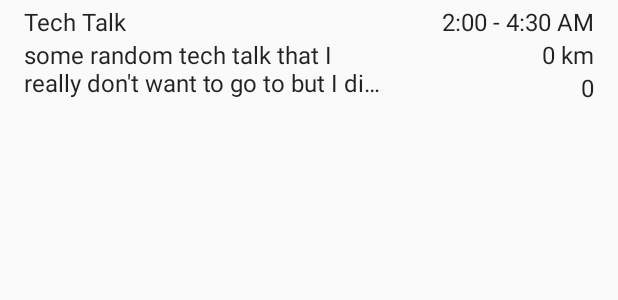
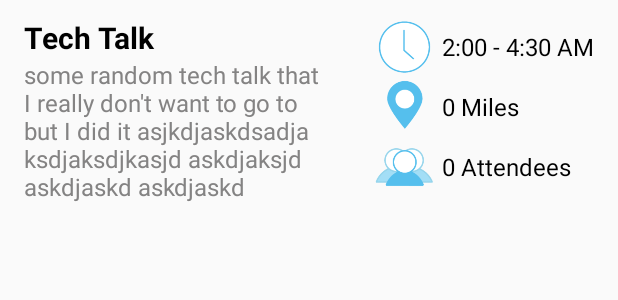
Before and after one commit to forgottn/common-sentiments, an Android app: the layout row_layout.xml on its own in the app's theme, with its tools: preview values and no code run, on a phone screen of 412 x 824 dp. Shown: the top 300 px of the screen. Run offline under Robolectric (Android 15) with nearby library versions, the phone set to English and light mode, and no system bars.

Commit message:
UI changes

```diff
--- a/mobile/src/main/java/com/cs160/shipwaiver/commonsentiments/MainActivity.java
+++ b/mobile/src/main/java/com/cs160/shipwaiver/commonsentiments/MainActivity.java
@@ -55,6 +55,7 @@ public class MainActivity extends AppCompatActivity implements
         setContentView(R.layout.activity_main);
         Toolbar toolbar = (Toolbar) findViewById(R.id.toolbar);
         setSupportActionBar(toolbar);
+        getSupportActionBar().setDisplayShowTitleEnabled(false);
 
         myLocation = new MyLocation();
 
@@ -180,7 +181,7 @@ public class MainActivity extends AppCompatActivity implements
     @Override
     public boolean onCreateOptionsMenu(Menu menu) {
         // Inflate the menu; this adds items to the action bar if it is present.
-        getMenuInflater().inflate(R.menu.menu_main, menu);
+//        getMenuInflater().inflate(R.menu.menu_main, menu);
         return true;
     }
 
--- a/mobile/src/main/java/com/cs160/shipwaiver/commonsentiments/MyAdapter.java
+++ b/mobile/src/main/java/com/cs160/shipwaiver/commonsentiments/MyAdapter.java
@@ -70,12 +70,12 @@ public class MyAdapter extends BaseAdapter {
 
         ParseObject event = eventList.get(position);
         text1.setText(event.getString("name"));
-        text2.setText(String.format("%d", event.getInt("numberAttending")));
+        text2.setText(String.format("%d Attendees", event.getInt("numberAttending")));
         text3.setText(event.getString("description"));
 
         ParseGeoPoint point = (ParseGeoPoint) event.get("location");
-        int distance = getDistanceBetweenLatitudeAndLongitude(point.getLongitude(), point.getLatitude(), myLocation.getLatitude(), myLocation.getLongitude());
-        text4.setText(String.format("%d km", distance));
+        Double distance = getDistanceBetweenLatitudeAndLongitude(point.getLongitude(), point.getLatitude(), myLocation.getLatitude(), myLocation.getLongitude());
+        text4.setText(String.format("%.1f Miles", distance));
 
         Date startDate = event.getDate("startDate");
         Date endDate = event.getDate("endDate");
@@ -92,7 +92,7 @@ public class MyAdapter extends BaseAdapter {
         return formatter.format(date);
     }
 
-    private int getDistanceBetweenLatitudeAndLongitude( Double eLongitude, Double eLatitude, Double locLatitude, Double locLongitude) {
+    private Double getDistanceBetweenLatitudeAndLongitude( Double eLongitude, Double eLatitude, Double locLatitude, Double locLongitude) {
         Double earthRadius = 6371000.00;
         Double dLatitude = Math.toRadians(eLatitude - locLatitude);
         Double dLongitude = Math.toRadians(eLongitude - locLongitude);
@@ -101,7 +101,7 @@ public class MyAdapter extends BaseAdapter {
                         Math.sin(dLongitude / 2) * Math.sin(dLongitude / 2);
         Double c = 2 * Math.atan2(Math.sqrt(a), Math.sqrt(1-a));
         Double distInKm = (earthRadius * c) / 1000.00;
-        return (int) Math.round(distInKm);
+        return distInKm * 0.621371;
     }
 
 }
--- a/mobile/src/main/res/layout/activity_main.xml
+++ b/mobile/src/main/res/layout/activity_main.xml
@@ -9,15 +9,13 @@
 
     <android.support.design.widget.AppBarLayout
         android:layout_width="match_parent"
-        android:layout_height="wrap_content"
-        android:theme="@style/AppTheme.AppBarOverlay">
+        android:layout_height="wrap_content" >
 
         <android.support.v7.widget.Toolbar
             android:id="@+id/toolbar"
             android:layout_width="match_parent"
             android:layout_height="?attr/actionBarSize"
-            android:background="?attr/colorPrimary"
-            app:popupTheme="@style/AppTheme.PopupOverlay" />
+            android:background="@drawable/logo" />
 
     </android.support.design.widget.AppBarLayout>
 
@@ -25,10 +23,10 @@
         android:id="@+id/eventList"
         android:layout_width="match_parent"
         android:layout_height="wrap_content"
-        android:listSelector="#3399FF"
+        android:listSelector="#fff"
         android:dividerHeight="1dp"
-        android:divider="#3366FF"
-        android:background="#336699"
+        android:divider="#D9D8D6"
+        android:background="#fff"
         app:layout_behavior="@string/appbar_scrolling_view_behavior" />
 
     <android.support.design.widget.FloatingActionButton
@@ -38,6 +36,6 @@
         android:layout_gravity="bottom|end"
         android:layout_margin="@dimen/fab_margin"
         android:src="@android:drawable/ic_input_add"
-        android:tint="@android:color/white" />
+        android:tint="#3284B3" />
 
 </android.support.design.widget.CoordinatorLayout>
--- a/mobile/src/main/res/layout/row_layout.xml
+++ b/mobile/src/main/res/layout/row_layout.xml
@@ -1,7 +1,7 @@
 <?xml version="1.0" encoding="utf-8"?>
 <RelativeLayout xmlns:android="http://schemas.android.com/apk/res/android"
     android:orientation="horizontal" android:layout_width="match_parent"
-    android:layout_height="match_parent">
+    android:layout_height="match_parent" android:paddingTop="8dp">
     <LinearLayout
         android:paddingTop="3dp"
         android:paddingBottom="2dp"
@@ -22,6 +22,9 @@
             android:layout_height="wrap_content"
             android:id="@+id/name"
             android:text="Tech Talk"
+            android:textSize="20sp"
+            android:textStyle="bold"
+            android:textColor="@android:color/black"
             android:gravity="start|center_vertical"
             android:textAppearance="?android:attr/textAppearanceListItemSmall" />
 
@@ -29,9 +32,10 @@
             android:layout_width="wrap_content"
             android:layout_height="wrap_content"
             android:id="@+id/desc"
-            android:text="some random tech talk that I really don't want to go to but I did it anyways"
+            android:textColor="#848383"
+            android:text="some random tech talk that I really don't want to go to but I did it asjkdjaskdsadjaksdjaksdjkasjd askdjaksjd askdjaskd askdjaskd"
             android:gravity="center_vertical|start"
-            android:maxLines="2"
+            android:maxLines="5"
             android:ellipsize="end"
             android:textAppearance="?android:attr/textAppearanceListItemSmall" />
 
@@ -51,28 +55,89 @@
         android:gravity="end|center_vertical"
         android:paddingEnd="?android:attr/listPreferredItemPaddingEnd"
         android:paddingStart="?android:attr/listPreferredItemPaddingStart" >
+        <RelativeLayout
+            android:layout_width="wrap_content"
+            android:layout_height="wrap_content"
+            android:layout_gravity="start" >
+
+            <ImageView
+                android:id="@+id/event_time"
+                android:layout_width="40dp"
+                android:layout_height="40dp"
+                android:src="@drawable/event_time"
+                android:scaleType="fitXY" />
+
             <TextView
-            android:layout_width="match_parent"
+                android:paddingStart="5dp"
+                android:layout_width="wrap_content"
                 android:layout_height="wrap_content"
                 android:id="@+id/time"
+                android:textColor="@android:color/black"
                 android:text="2:00 - 4:30 AM"
+                android:layout_centerVertical="true"
+                android:textAlignment="textStart"
+                android:layout_toEndOf="@+id/event_time"
                 android:textAppearance="?android:attr/textAppearanceListItemSmall" />
 
+        </RelativeLayout>
+
+        <RelativeLayout
+            android:layout_width="wrap_content"
+            android:layout_height="wrap_content"
+            android:layout_gravity="start" >
+
+            <ImageView
+                android:id="@+id/event_location"
+                android:layout_width="40dp"
+                android:layout_height="40dp"
+                android:src="@drawable/event_location"
+                android:scaleType="fitXY" />
+
             <TextView
-            android:layout_width="match_parent"
+                android:paddingStart="5dp"
+                android:layout_width="wrap_content"
                 android:layout_height="wrap_content"
                 android:id="@+id/distance"
-            android:text="0 km"
+                android:text="0 Miles"
+                android:textAlignment="textStart"
+                android:textColor="@android:color/black"
+                android:layout_toEndOf="@id/event_location"
+                android:gravity="end|center_vertical"
+                android:layout_centerVertical="true"
+                android:textAppearance="?android:attr/textAppearanceListItemSmall" />
+
+
+        </RelativeLayout>
+
+        <RelativeLayout
+            android:layout_width="wrap_content"
+            android:layout_height="wrap_content"
+            android:layout_gravity="start" >
+
+            <ImageView
+                android:id="@+id/event_ppl"
+                android:layout_width="40dp"
+                android:layout_height="40dp"
+                android:src="@drawable/event_ppl"
+                android:scaleType="fitXY" />
+
+            <TextView
+                android:paddingStart="5dp"
+                android:layout_width="wrap_content"
+                android:layout_height="wrap_content"
+                android:id="@+id/attending"
+                android:text="0 Attendees"
+                android:layout_toEndOf="@+id/event_ppl"
+                android:textAlignment="textStart"
+                android:layout_centerVertical="true"
+                android:textColor="@android:color/black"
                 android:gravity="end|center_vertical"
                 android:textAppearance="?android:attr/textAppearanceListItemSmall" />
 
-        <TextView
-            android:layout_width="match_parent"
-            android:layout_height="wrap_content"
-            android:id="@+id/attending"
-            android:text="0"
-            android:gravity="end|center_vertical"
-            android:textAppearance="?android:attr/textAppearanceListItemSmall" />
+
+        </RelativeLayout>
+
+
 
     </LinearLayout>
 
--- a/mobile/src/main/res/values/colors.xml
+++ b/mobile/src/main/res/values/colors.xml
@@ -1,6 +1,6 @@
 <?xml version="1.0" encoding="utf-8"?>
 <resources>
-    <color name="colorPrimary">#3F51B5</color>
+    <color name="colorPrimary">#F9FBFB</color>
     <color name="colorPrimaryDark">#000</color>
-    <color name="colorAccent">#3399FF</color>
+    <color name="colorAccent">#A8CEDF</color>
 </resources>
```
Also changed, not shown: mobile/src/main/res/drawable/event_location.png (added), mobile/src/main/res/drawable/event_ppl.png (added), mobile/src/main/res/drawable/event_time.png (added), mobile/src/main/res/drawable/logo.png (added). Lines whose indentation alone changed are shown as unchanged.
